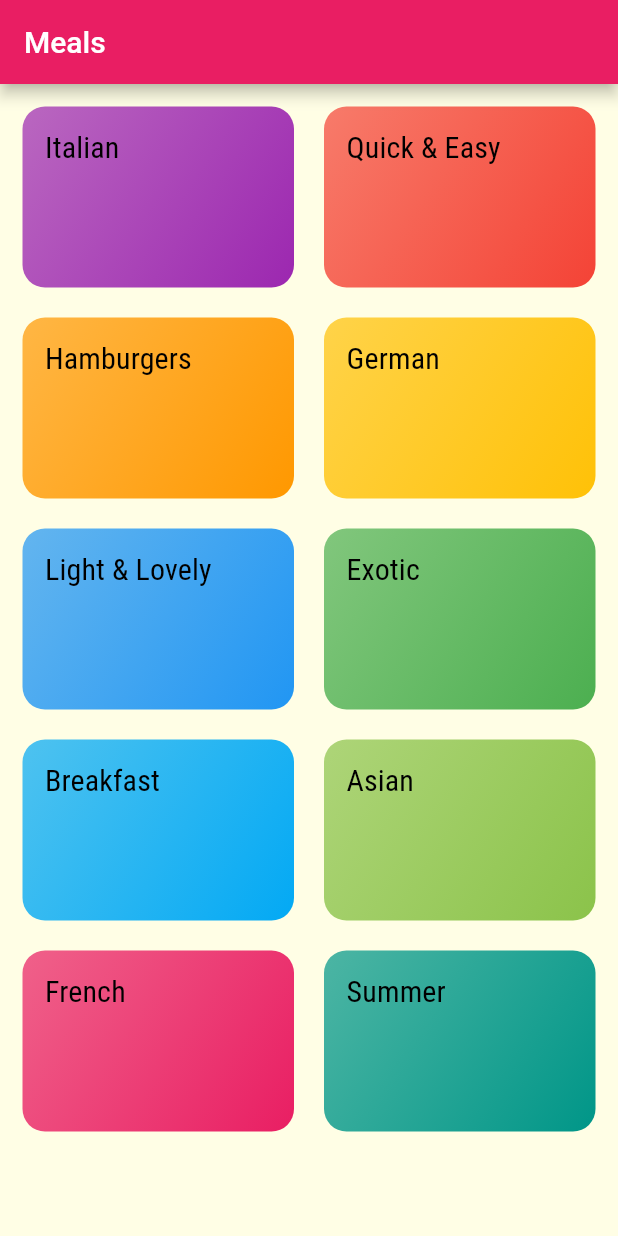
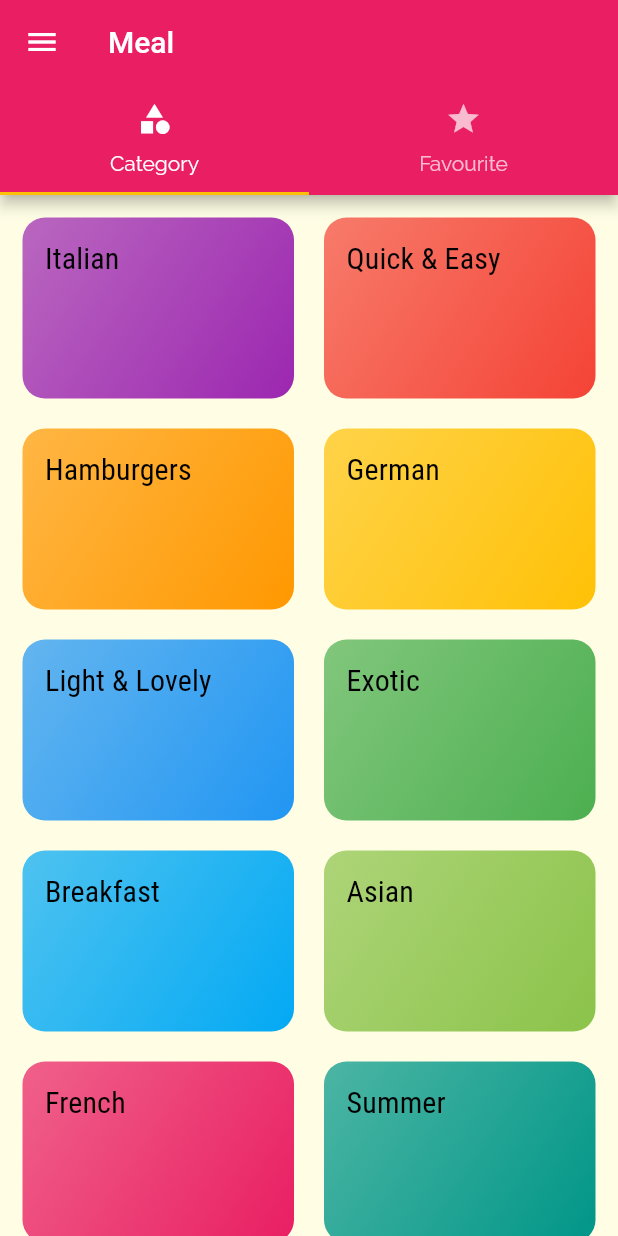
Before and after one commit to megharajsalagar/Meals-App, a Flutter app: the screen it shows after launch, on a phone screen of 412 x 824 dp. Run offline on Flutter 3.47's test engine with Material 2 defaults, Android fonts, the phone set to English and light mode, and no system bars.

Commit message:
Meal Details and Tab Bar
Meal details after click meal item.
Tab bar in the category Meals Screen
to switch the screen between category items and favourites.

```diff
--- a/lib/main.dart
+++ b/lib/main.dart
@@ -1,7 +1,10 @@
 import 'package:flutter/material.dart';
 import 'package:meals/models/category.dart';
+import 'package:meals/screens/meal_detail_screen.dart';
 
 import 'screens/categories_screen.dart';
+import './screens/tabs_screen.dart';
+import './screens/category_meals_screen.dart';
 
 void main() {
   runApp(const MyApp());
@@ -21,11 +24,20 @@ class MyApp extends StatelessWidget {
           canvasColor: Color.fromRGBO(255, 254, 229, 1),
           fontFamily: 'Raleway',
           textTheme: ThemeData.light().textTheme.copyWith(
-              titleSmall: TextStyle(
-                  fontSize: 20,
-                  fontFamily: 'RobotoCondensed',
-                ))),
-      home: CategoriesScreen(),
+                  titleSmall: TextStyle(
+                fontSize: 20,
+                fontFamily: 'RobotoCondensed',
+              ))),
+      //home: TabScreen(),
+      initialRoute: '/',
+      routes: {
+        '/': (context) => TabScreen(),
+        CategoryMealsScreen.routeName: (context) => CategoryMealsScreen(),
+        MealDetailScreen.routeName: (context) => MealDetailScreen(),
+      },
+      onUnknownRoute: (settings) => MaterialPageRoute(
+        builder: (context) => CategoriesScreen(),
+      ),
     );
   }
 }
--- a/lib/screens/categories_screen.dart
+++ b/lib/screens/categories_screen.dart
@@ -10,9 +10,6 @@ class CategoriesScreen extends StatelessWidget {
   @override
   Widget build(BuildContext context) {
     return Scaffold(
-      appBar: AppBar(
-        title: const Text('Meals'),
-      ),
       body: GridView(
         padding: EdgeInsets.all(15),
         children: DUMMY_CATEGORIES
--- /dev/null
+++ b/lib/screens/tabs_screen.dart
@@ -0,0 +1,42 @@
+import 'package:flutter/material.dart';
+import 'package:meals/screens/categories_screen.dart';
+import './favourites_screen.dart';
+class TabScreen extends StatefulWidget {
+  const TabScreen({Key? key}) : super(key: key);
+
+  @override
+  State<TabScreen> createState() => _TabScreenState();
+}
+
+class _TabScreenState extends State<TabScreen> {
+  @override
+  Widget build(BuildContext context) {
+    return DefaultTabController(
+      length: 2,
+      child: Scaffold(
+        appBar: AppBar(
+          title: Text("Meal"),
+          bottom: TabBar(
+            tabs: [
+              Tab(
+                icon: Icon(Icons.category),
+                text: "Category",
+              ),
+              Tab(
+                icon: Icon(Icons.star),
+                text: "Favourite",
+              ),
+            ],
+          ),
+        ),
+        drawer: Drawer(elevation: 5,child: Text("Drawer Page!"),),
+        body: TabBarView(
+          children: [
+            CategoriesScreen(),
+            FavouriteScreen(),
+          ],
+        ),
+      ),
+    );
+  }
+}
```
Also changed, not shown: lib/Widgets/categoryItem.dart (+7 -1 lines), lib/Widgets/main_drawer.dart (added, +18 -0 lines), lib/Widgets/meal_item.dart (+7 -3 lines), lib/screens/category_meals_screen.dart (+8 -6 lines), lib/screens/favourites_screen.dart (added, +14 -0 lines), lib/screens/meal_detail_screen.dart (added, +93 -0 lines).
